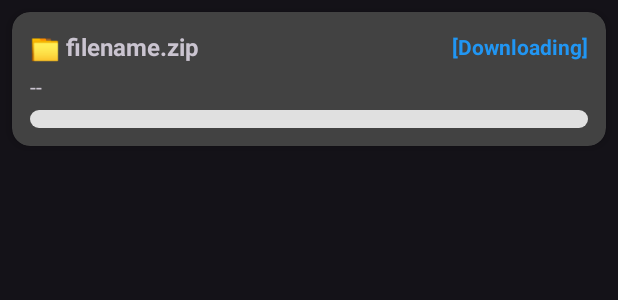
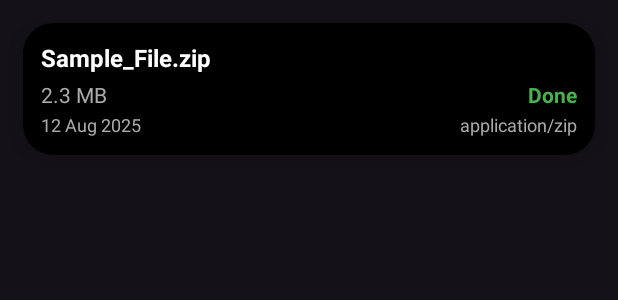
Before and after one commit to Arijit78/App_DarkElixir, an Android app: the layout item_download_clean.xml on its own in the app's theme, with its tools: preview values and no code run, on a phone screen of 412 x 824 dp. Shown: the top 300 px of the screen. Run offline under Robolectric (Android 15) with nearby library versions, the phone set to English and light mode, and no system bars.

Commit message:
app: Update 2

```diff
--- a/app/build.gradle.kts
+++ b/app/build.gradle.kts
@@ -39,6 +39,7 @@ dependencies {
     implementation(libs.constraintlayout)
     implementation(libs.swiperefreshlayout)
     implementation("com.google.android.material:material:1.12.0")
+    implementation("androidx.cardview:cardview:1.0.0")
     testImplementation(libs.junit)
     androidTestImplementation(libs.ext.junit)
     androidTestImplementation(libs.espresso.core)
--- a/app/src/main/AndroidManifest.xml
+++ b/app/src/main/AndroidManifest.xml
@@ -3,10 +3,13 @@
     xmlns:android="http://schemas.android.com/apk/res/android">
 
     <uses-permission android:name="android.permission.INTERNET" />
+    <uses-permission android:name="android.permission.READ_EXTERNAL_STORAGE" />
     <uses-permission android:name="android.permission.WRITE_EXTERNAL_STORAGE" />
+    <uses-permission android:name="android.permission.MANAGE_EXTERNAL_STORAGE" />
 
     <application
         android:usesCleartextTraffic="true"
+        android:requestLegacyExternalStorage="true"
         android:allowBackup="true"
         android:dataExtractionRules="@xml/data_extraction_rules"
         android:fullBackupContent="@xml/backup_rules"
--- /dev/null
+++ b/app/src/main/res/drawable/progress_bar_colors.xml
@@ -0,0 +1,26 @@
+<?xml version="1.0" encoding="utf-8"?>
+<layer-list xmlns:android="http://schemas.android.com/apk/res/android">
+
+    <!-- Background track -->
+    <item android:id="@android:id/background">
+        <shape android:shape="rectangle">
+            <corners android:radius="4dp" />
+            <solid android:color="#D0E8FF" /> <!-- light blue background -->
+        </shape>
+    </item>
+
+    <!-- Progress fill -->
+    <item android:id="@android:id/progress">
+        <clip>
+            <shape android:shape="rectangle">
+                <corners android:radius="4dp" />
+                <gradient
+                    android:startColor="#64B5F6"
+                    android:centerColor="#2196F3"
+                    android:endColor="#1976D2"
+                    android:angle="0" />
+            </shape>
+        </clip>
+    </item>
+
+</layer-list>
--- a/app/src/main/res/layout/activity_downloads.xml
+++ b/app/src/main/res/layout/activity_downloads.xml
@@ -3,7 +3,8 @@
     xmlns:android="http://schemas.android.com/apk/res/android"
     xmlns:app="http://schemas.android.com/apk/res-auto"
     android:layout_width="match_parent"
-    android:layout_height="match_parent">
+    android:layout_height="match_parent"
+    android:fitsSystemWindows="true">
 
     <com.google.android.material.floatingactionbutton.FloatingActionButton
         android:id="@+id/refresh_fab"
--- a/app/src/main/res/layout/item_download_clean.xml
+++ b/app/src/main/res/layout/item_download_clean.xml
@@ -3,9 +3,10 @@
     xmlns:card_view="http://schemas.android.com/apk/res-auto"
     android:layout_width="match_parent"
     android:layout_height="wrap_content"
-    card_view:cardCornerRadius="12dp"
-    card_view:cardElevation="4dp"
-    android:layout_margin="8dp">
+    android:layout_margin="15dp"
+    card_view:cardCornerRadius="20dp"
+    card_view:cardElevation="10dp"
+    card_view:cardBackgroundColor="?android:attr/textColorPrimaryInverseNoDisable">
 
     <LinearLayout
         android:layout_width="match_parent"
@@ -13,53 +14,86 @@
         android:orientation="vertical"
         android:padding="12dp">
 
-        <!-- Row 1: File name + status -->
+        <!-- File Name -->
+        <TextView
+            android:id="@+id/fileNameTextView"
+            android:layout_width="match_parent"
+            android:layout_height="wrap_content"
+            android:text="Sample_File.zip"
+            android:textStyle="bold"
+            android:textSize="16sp"
+            android:textColor="?android:colorPrimary" />
+
+        <!-- File Size and Status -->
         <LinearLayout
             android:layout_width="match_parent"
             android:layout_height="wrap_content"
-            android:gravity="center_vertical"
             android:orientation="horizontal"
-            android:weightSum="10">
+            android:layout_marginTop="4dp">
 
             <TextView
-                android:id="@+id/fileNameTextView"
+                android:id="@+id/fileSizeTextView"
+                android:layout_width="wrap_content"
+                android:layout_height="wrap_content"
+                android:text="2.3 MB"
+                android:textSize="14sp"
+                android:textColor="@android:color/darker_gray" />
+
+            <View
                 android:layout_width="0dp"
-                android:layout_height="wrap_content"
-                android:layout_weight="7"
-                android:text="📁 filename.zip"
-                android:textSize="16sp"
-                android:textStyle="bold" />
+                android:layout_height="0dp"
+                android:layout_weight="1" />
 
             <TextView
                 android:id="@+id/statusTextView"
-                android:layout_width="0dp"
+                android:layout_width="wrap_content"
                 android:layout_height="wrap_content"
-                android:layout_weight="3"
-                android:gravity="end"
-                android:text="[Downloading]"
-                android:textColor="#2196F3"
+                android:text="Done"
                 android:textSize="14sp"
-                android:textStyle="bold" />
+                android:textStyle="bold"
+                android:textColor="#4CAF50" />
         </LinearLayout>
 
-        <!-- Row 2: File size -->
-        <TextView
-            android:id="@+id/fileSizeTextView"
-            android:layout_width="wrap_content"
+        <!-- Date and Type -->
+        <LinearLayout
+            android:layout_width="match_parent"
             android:layout_height="wrap_content"
-            android:layout_marginTop="6dp"
-            android:text="--"
-            android:textSize="14sp" />
+            android:orientation="horizontal"
+            android:layout_marginTop="2dp">
 
-        <!-- Row 3: Progress bar -->
+            <TextView
+                android:id="@+id/fileDateTextView"
+                android:layout_width="wrap_content"
+                android:layout_height="wrap_content"
+                android:text="12 Aug 2025"
+                android:textSize="12sp"
+                android:textColor="@android:color/darker_gray" />
+
+            <View
+                android:layout_width="0dp"
+                android:layout_height="0dp"
+                android:layout_weight="1" />
+
+            <TextView
+                android:id="@+id/fileTypeTextView"
+                android:layout_width="wrap_content"
+                android:layout_height="wrap_content"
+                android:text="application/zip"
+                android:textSize="12sp"
+                android:textColor="@android:color/darker_gray" />
+        </LinearLayout>
+
+        <!-- Progress bar -->
         <ProgressBar
             android:id="@+id/fileDownloadProgressBar"
             style="?android:attr/progressBarStyleHorizontal"
             android:layout_width="match_parent"
-            android:layout_height="12dp"
-            android:layout_marginTop="6dp"
+            android:layout_height="8dp"
+            android:layout_marginTop="8dp"
+            android:progress="0"
             android:max="100"
-            android:progress="0"
-            android:progressDrawable="@drawable/progress_bar_drawable" />
+            android:visibility="gone"
+            android:progressDrawable="@drawable/progress_bar_colors" />
+
     </LinearLayout>
 </androidx.cardview.widget.CardView>
--- a/app/src/main/res/values/strings.xml
+++ b/app/src/main/res/values/strings.xml
@@ -1,3 +1,4 @@
 <resources>
     <string name="app_name">DarkElixir</string>
+    <string name="empty_state_image_desc">Empty downloads</string>
 </resources>
```
Also changed, not shown: app/src/main/java/com/android/darkelixir/DownloadedFilesAdapter.java (+72 -39 lines), app/src/main/java/com/android/darkelixir/DownloadsActivity.java (+76 -41 lines), app/src/main/java/com/android/darkelixir/MainActivity.java (+55 -62 lines), 2 other files.
